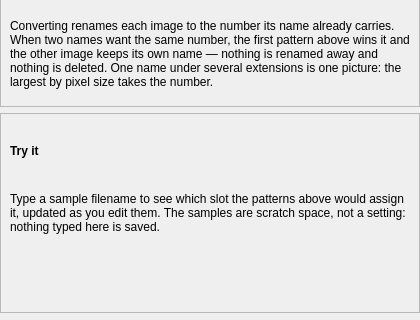
This is packages/rehuco-agent/src/rehuco_agent/settings/ui/screenshot_patterns_page.ui in borco/rehuco as Qt 5 draws it before an edit; both pictures show x 0 to 420 and y 300 to 620 of the 420 by 620 pixel window. The edited form follows.
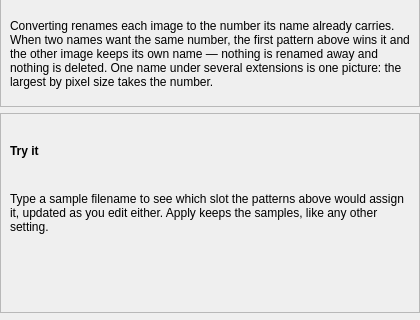
This is the edited form. Custom widgets are drawn as their Qt base class.

Commit message: refs #350: feat: location replacements settings page

Patch:
```diff
--- a/packages/rehuco-agent/src/rehuco_agent/settings/ui/screenshot_patterns_page.ui
+++ b/packages/rehuco-agent/src/rehuco_agent/settings/ui/screenshot_patterns_page.ui
@@ -128,7 +128,7 @@
       <item>
        <widget class="WrappingLabel" name="try_it_note_label">
         <property name="text">
-         <string>Type a sample filename to see which slot the patterns above would assign it, updated as you edit them. The samples are scratch space, not a setting: nothing typed here is saved.</string>
+         <string>Type a sample filename to see which slot the patterns above would assign it, updated as you edit either. Apply keeps the samples, like any other setting.</string>
         </property>
         <property name="wordWrap">
          <bool>true</bool>
```
Left out of the diff: 3 changed lines with no effect on the pictures. The commit also changes 28 other files.
